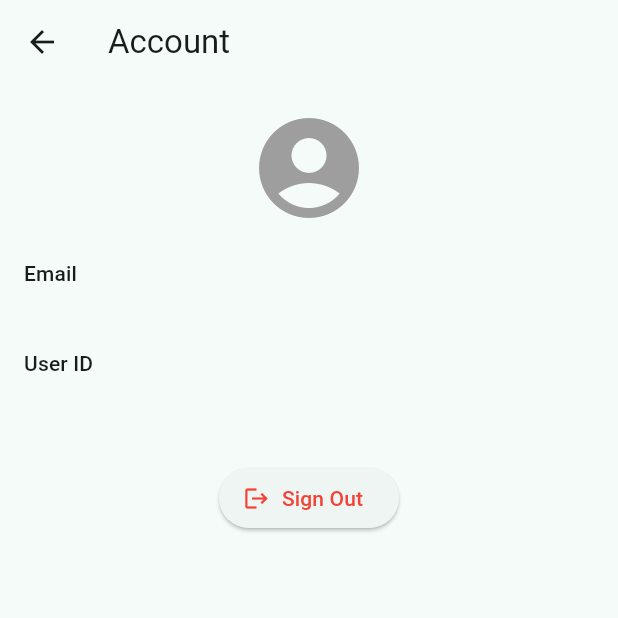
After one commit to jphat/mymaktaba, a Flutter app: the screen it shows once a user with an empty profile is signed in, after a tap on the "account circle" icon, on a phone screen of 412 x 824 dp, the top half of it. The commit adds this screen. Run offline on Flutter 3.47's test engine with Material 3 defaults, Android fonts, the light colour scheme and no system bars; our stand-ins replace csv, firebase_auth, firebase_core, flutter_slidable, flutter_svg, google_sign_in and 3 more; missing offline and left inert: mobile_scanner; accounts and stored records are empty.

Commit message:
auth + account

```diff
--- /dev/null
+++ b/lib/screens/account_screen.dart
@@ -0,0 +1,82 @@
+import 'package:flutter/material.dart';
+import 'package:mymaktaba/services/auth_service.dart';
+
+class AccountScreen extends StatelessWidget {
+  final AuthService? authService;
+
+  const AccountScreen({super.key, this.authService});
+
+  @override
+  Widget build(BuildContext context) {
+    final auth = authService ?? AuthService();
+    final user = auth.currentUser;
+
+    return Scaffold(
+      appBar: AppBar(title: const Text('Account')),
+      body: Padding(
+        padding: const EdgeInsets.all(16.0),
+        child: Column(
+          crossAxisAlignment: CrossAxisAlignment.start,
+          children: [
+            if (user != null) ...[
+              if (user.photoURL != null)
+                Center(
+                  child: CircleAvatar(
+                    radius: 40,
+                    backgroundImage: NetworkImage(user.photoURL!),
+                  ),
+                )
+              else
+                const Center(
+                  child: Icon(
+                    Icons.account_circle,
+                    size: 80,
+                    color: Colors.grey,
+                  ),
+                ),
+              const SizedBox(height: 20),
+              if (user.displayName != null && user.displayName!.isNotEmpty) ...[
+                Text('Name', style: Theme.of(context).textTheme.labelLarge),
+                Text(
+                  user.displayName!,
+                  style: Theme.of(context).textTheme.bodyLarge,
+                ),
+                const SizedBox(height: 16),
+              ],
+              Text('Email', style: Theme.of(context).textTheme.labelLarge),
+              Text(
+                user.email ?? 'No email available',
+                style: Theme.of(context).textTheme.bodyLarge,
+              ),
+              const SizedBox(height: 16),
+              Text('User ID', style: Theme.of(context).textTheme.labelLarge),
+              Text(user.uid, style: Theme.of(context).textTheme.bodySmall),
+              const SizedBox(height: 40),
+            ] else
+              const Text('No user signed in'),
+            Center(
+              child: ElevatedButton.icon(
+                onPressed: () async {
+                  await auth.signOut();
+                  // Pop the account screen.
+                  // Since main.dart listens to auth state changes,
+                  // the app will likely redirect to login screen automatically if the MainLayout is wrapped in StreamBuilder (which it is).
+                  // But if we pushed this screen, we might need to pop it first or let the rebuilding of MaterialApp handle it.
+                  // The StreamBuilder in main.dart switches between MainLayout and LoginScreen.
+                  // If we are deep in navigation stack (MainLayout -> AccountScreen), and auth state changes,
+                  // MainLayout is replaced by LoginScreen. So the stack might be reset or we might need to pop.
+                  if (context.mounted) {
+                    Navigator.of(context).popUntil((route) => route.isFirst);
+                  }
+                },
+                icon: const Icon(Icons.logout),
+                label: const Text('Sign Out'),
+                style: ElevatedButton.styleFrom(foregroundColor: Colors.red),
+              ),
+            ),
+          ],
+        ),
+      ),
+    );
+  }
+}
--- a/lib/screens/add_book_screen.dart
+++ b/lib/screens/add_book_screen.dart
@@ -2,6 +2,7 @@ import 'package:flutter/material.dart';
 import 'package:provider/provider.dart';
 import '../models/book.dart';
 import '../providers/book_provider.dart';
+import 'account_screen.dart';
 
 class AddBookScreen extends StatefulWidget {
   final Book? bookToEdit;
@@ -87,7 +88,27 @@ class _AddBookScreenState extends State<AddBookScreen> {
   Widget build(BuildContext context) {
     final isEditing = widget.bookToEdit != null;
     return Scaffold(
-      appBar: AppBar(title: Text(isEditing ? 'Edit Book' : 'Add Book')),
+      // appBar: AppBar(title: Text(isEditing ? 'Edit Book' : 'Add Book')),
+      appBar: AppBar(
+        centerTitle: false,
+        title: Text(
+          isEditing ? 'Edit Book' : 'Add Book',
+          style: const TextStyle(fontWeight: FontWeight.w700, fontSize: 32),
+        ),
+        actions: [
+          IconButton(
+            icon: const Icon(Icons.account_circle_outlined),
+            iconSize: 32,
+            onPressed: () {
+              Navigator.push(
+                context,
+                MaterialPageRoute(builder: (context) => const AccountScreen()),
+              );
+            },
+          ),
+          const SizedBox(width: 8), // Padding from the right edge
+        ],
+      ),
       body: SingleChildScrollView(
         padding: const EdgeInsets.all(16.0),
         child: Form(
--- a/lib/screens/export_screen.dart
+++ b/lib/screens/export_screen.dart
@@ -1,6 +1,7 @@
 import 'package:flutter/material.dart';
 import 'package:provider/provider.dart';
 import '../providers/book_provider.dart';
+import 'account_screen.dart';
 
 class ExportScreen extends StatelessWidget {
   const ExportScreen({super.key});
@@ -8,7 +9,27 @@ class ExportScreen extends StatelessWidget {
   @override
   Widget build(BuildContext context) {
     return Scaffold(
-      appBar: AppBar(title: const Text('Export Books')),
+      // appBar: AppBar(title: const Text('Export Books')),
+      appBar: AppBar(
+        centerTitle: false,
+        title: const Text(
+          'Export',
+          style: TextStyle(fontWeight: FontWeight.w700, fontSize: 32),
+        ),
+        actions: [
+          IconButton(
+            icon: const Icon(Icons.account_circle_outlined),
+            iconSize: 32,
+            onPressed: () {
+              Navigator.push(
+                context,
+                MaterialPageRoute(builder: (context) => const AccountScreen()),
+              );
+            },
+          ),
+          const SizedBox(width: 8), // Padding from the right edge
+        ],
+      ),
       body: Consumer<BookProvider>(
         builder: (context, provider, child) {
           final isEmpty = provider.savedBooks.isEmpty;
--- a/lib/screens/home_screen.dart
+++ b/lib/screens/home_screen.dart
@@ -6,7 +6,8 @@ import '../providers/book_provider.dart';
 import '../widgets/book_list_item.dart';
 import 'add_book_screen.dart';
 
-import 'package:mymaktaba/services/auth_service.dart';
+// import 'package:mymaktaba/services/auth_service.dart';
+import 'package:mymaktaba/screens/account_screen.dart';
 
 class HomeScreen extends StatefulWidget {
   const HomeScreen({super.key});
@@ -29,14 +30,23 @@ class _HomeScreenState extends State<HomeScreen> {
   Widget build(BuildContext context) {
     return Scaffold(
       appBar: AppBar(
-        title: const Text('Home'),
+        centerTitle: false,
+        title: const Text(
+          'Home',
+          style: TextStyle(fontWeight: FontWeight.w700, fontSize: 32),
+        ),
         actions: [
           IconButton(
-            icon: const Icon(Icons.logout),
-            onPressed: () async {
-              await AuthService().signOut();
+            icon: const Icon(Icons.account_circle_outlined),
+            iconSize: 32,
+            onPressed: () {
+              Navigator.push(
+                context,
+                MaterialPageRoute(builder: (context) => const AccountScreen()),
+              );
             },
           ),
+          const SizedBox(width: 8), // Padding from the right edge
         ],
       ),
       body: Consumer<BookProvider>(
--- a/lib/screens/search_screen.dart
+++ b/lib/screens/search_screen.dart
@@ -4,6 +4,7 @@ import '../providers/book_provider.dart';
 import '../widgets/book_list_item.dart';
 import '../widgets/custom_icon.dart';
 import 'scanner_screen.dart';
+import 'account_screen.dart';
 
 class SearchScreen extends StatefulWidget {
   const SearchScreen({super.key});
@@ -50,7 +51,27 @@ class _SearchScreenState extends State<SearchScreen> {
   @override
   Widget build(BuildContext context) {
     return Scaffold(
-      appBar: AppBar(title: const Text('Search Books')),
+      // appBar: AppBar(title: const Text('Search Books')),
+      appBar: AppBar(
+        centerTitle: false,
+        title: const Text(
+          'Search',
+          style: TextStyle(fontWeight: FontWeight.w700, fontSize: 32),
+        ),
+        actions: [
+          IconButton(
+            icon: const Icon(Icons.account_circle_outlined),
+            iconSize: 32,
+            onPressed: () {
+              Navigator.push(
+                context,
+                MaterialPageRoute(builder: (context) => const AccountScreen()),
+              );
+            },
+          ),
+          const SizedBox(width: 8), // Padding from the right edge
+        ],
+      ),
       body: Column(
         children: [
           Padding(
```
Also changed, not shown: assets/Home – 1.png (added), assets/icons/user-round.svg (added), 7 other files.
